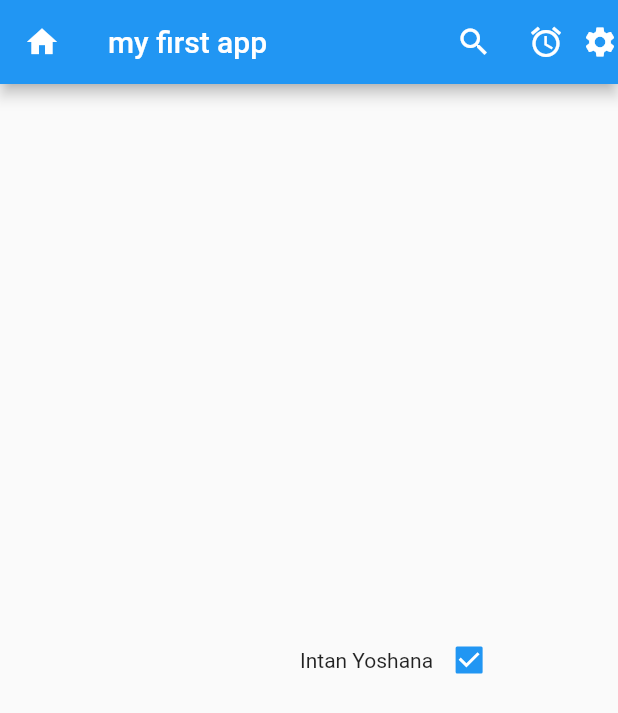
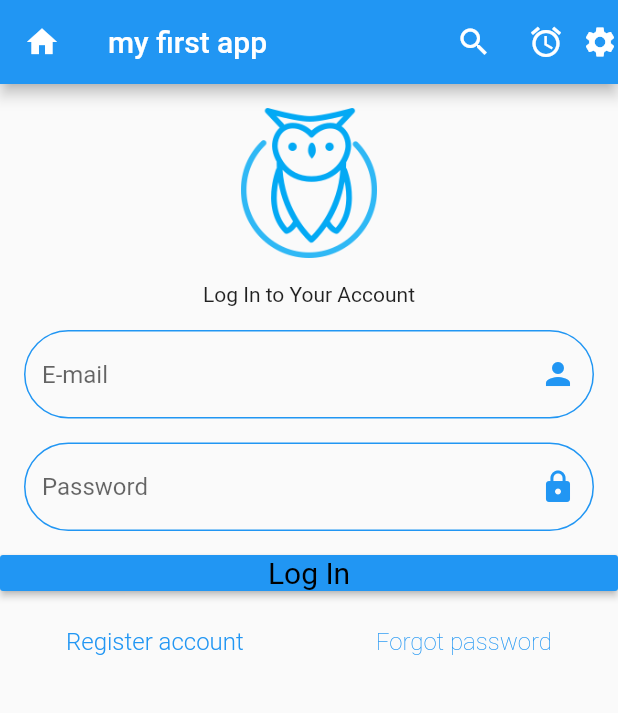
Before and after one commit to intan318/flutterproject, a Flutter app: the screen it shows after launch, on a phone screen of 412 x 824 dp. Shown: the top 713 px of the screen. Run offline on Flutter 3.47's test engine with Material 2 defaults, Android fonts, the phone set to English and light mode, and no system bars.

Commit message:
added login page

```diff
--- /dev/null
+++ b/lib/login.dart
@@ -0,0 +1,76 @@
+import 'package:flutter/material.dart';
+
+class LoginPage extends StatefulWidget {
+  @override
+  _LoginPageState createState() => _LoginPageState();
+}
+
+class _LoginPageState extends State<LoginPage> {
+  @override
+  Widget build(BuildContext context) {
+
+    return Column(
+      children: <Widget>[
+        Padding(
+          padding: const EdgeInsets.all(16.0),
+          child: Image.asset(
+            'assets/logo.png',
+            height: 100,
+            width: 100,
+          ),
+        ),
+        Text("Log In to Your Account"),
+        Padding(
+            padding: const EdgeInsets.only(left: 16.0, top: 16.0, right: 16.0),
+            child: TextFormField(
+                keyboardType: TextInputType.emailAddress,
+                autofocus: false,
+                decoration: InputDecoration(
+                    hintText: 'E-mail',
+                    suffixIcon: Icon(Icons.person, color: Colors.blue),
+                    enabledBorder: OutlineInputBorder(
+                      borderRadius: BorderRadius.circular(32.0),
+                      borderSide: BorderSide(color: Colors.blue),
+                    )))),
+        Padding(
+            padding: const EdgeInsets.only(left: 16.0, top: 16.0, right: 16.0),
+            child: TextFormField(
+                obscureText: true,
+                autofocus: false,
+                decoration: InputDecoration(
+                    hintText: 'Password',
+                    suffixIcon: Icon(Icons.lock, color: Colors.blue),
+                    enabledBorder: OutlineInputBorder(
+                      borderRadius: BorderRadius.circular(32.0),
+                      borderSide: BorderSide(color: Colors.blue),
+                    )))),
+        Padding(
+          padding: EdgeInsets.symmetric(vertical: 16.0),
+          child: SizedBox(
+            width: double.infinity,
+            height: 24,
+            child: RaisedButton(
+            color: Colors.blue,
+            child: Text(
+              "Log In",
+              style: TextStyle(
+                  fontSize: 20.0, fontWeight: FontWeight.w400, color: Colors.black),
+            ),
+            onPressed: () {},
+          )),
+        ),
+
+        Padding(
+          padding: const EdgeInsets.only(top:8),
+          child: Row(
+            mainAxisAlignment: MainAxisAlignment.spaceAround,
+            children: <Widget>[
+              Text("Register account", style: TextStyle(color: Colors.blue, fontSize: 16.0, fontWeight: FontWeight.w300)),
+              Text("Forgot password", style: TextStyle(color: Colors.blue, fontSize: 16.0, fontWeight: FontWeight.w200))
+            ],
+          ),
+        )
+      ],
+    );
+  }
+}
--- a/lib/main.dart
+++ b/lib/main.dart
@@ -1,4 +1,5 @@
 import 'package:flutter/material.dart';
+import 'package:flutterproject/login.dart';
 import 'package:flutterproject/main1.dart';
 
 void main()=> runApp(MyApp());
@@ -35,15 +36,16 @@ class _MyHomePageState extends State<MyHomePage> {
         Icon(Icons.settings)
       ],
       ),
-      body: Center(
-        child: Row(
-          children: <Widget>[
-            Padding(padding: EdgeInsets.all(100),),
-            Text('Intan Yoshana'),
-            Checkbox(value: true, onChanged: (bool value) {},)
-          ],
-        ),
-      ),
-    );
-  }
-}
+      body: LoginPage()
+            //  Center(
+            //   child: Row(
+            //     children: <Widget>[
+            //       Padding(padding: EdgeInsets.all(100),),
+            //       Text('Intan Yoshana'),
+            //       Checkbox(value: true, onChanged: (bool value) {},)
+            //     ],
+            //   ),
+            // ),
+          );
+        }
+      }
```
Also changed, not shown: pubspec.yaml (+6 -3 lines), assets/Nunito.ttf (added), assets/iconlogin.png (added), assets/logo.png (added).
